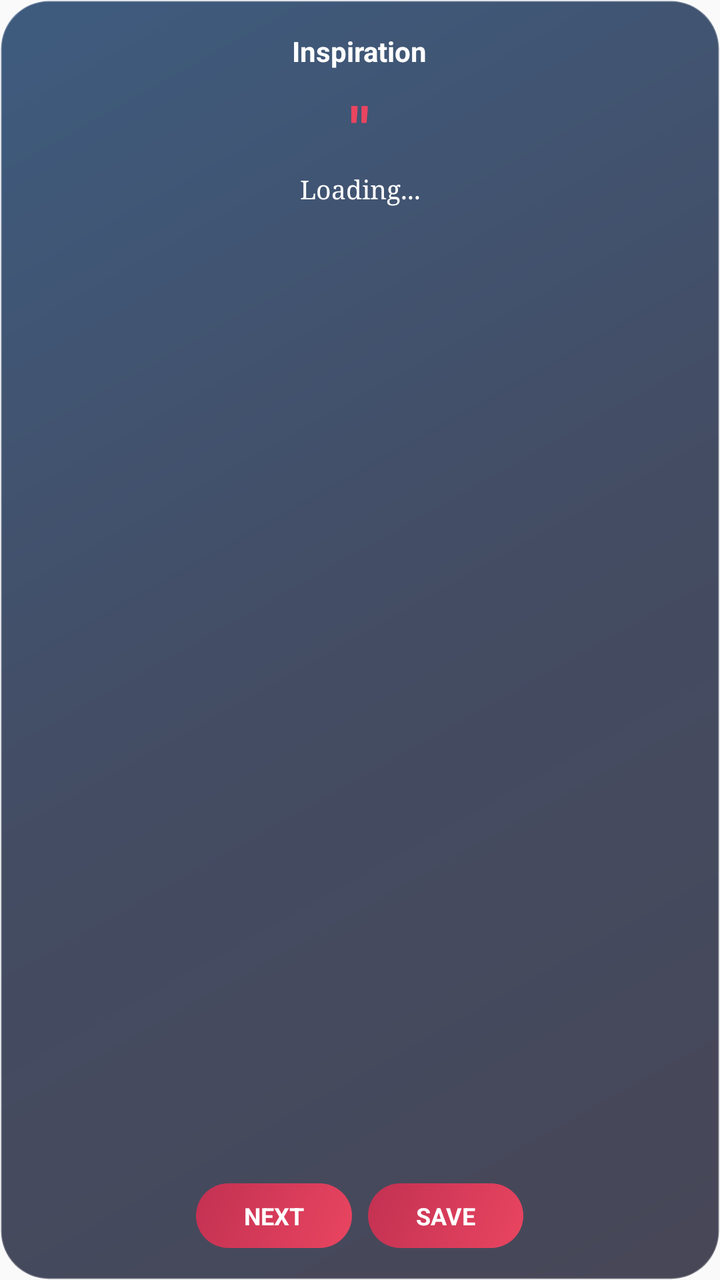
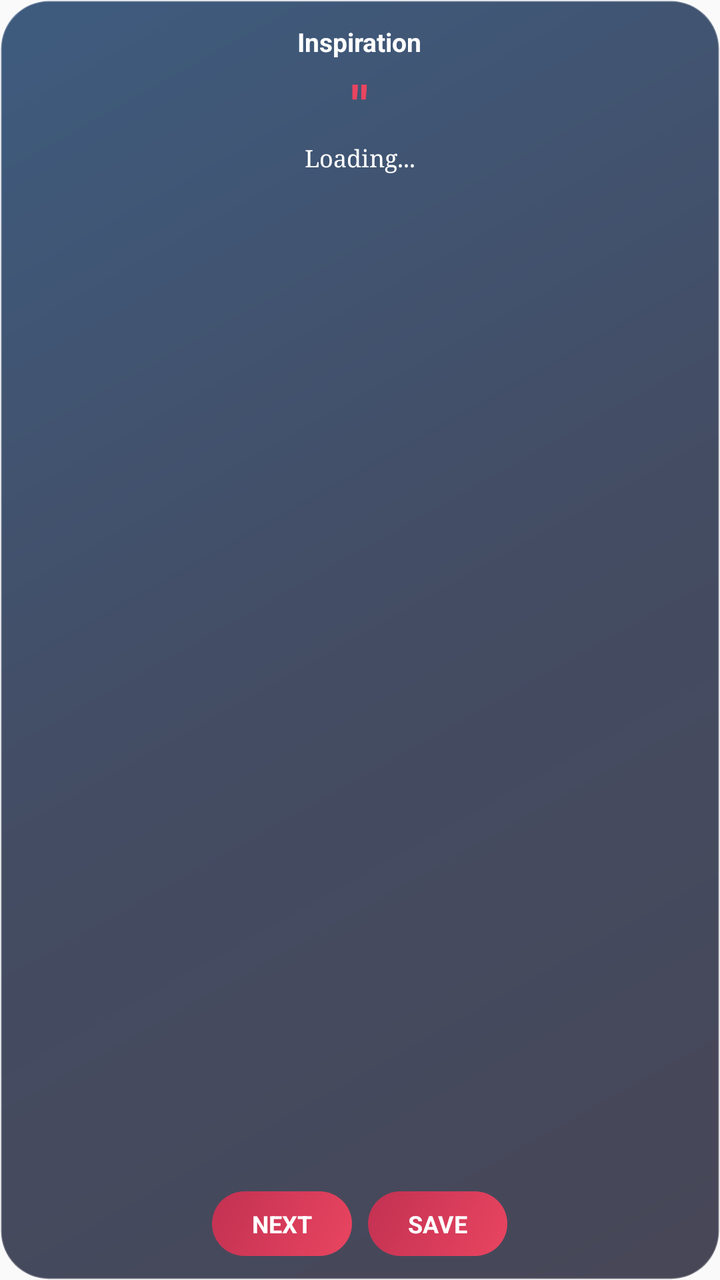

Two renders of the same Android screen: before a commit and after it. Below are the layout's source before the change and the commit's diff.
<!-- AndroidManifest.xml: application theme Theme.DailyTrack -->
<!-- res/layout/widget_quote.xml -->
<?xml version="1.0" encoding="utf-8"?>
<RelativeLayout xmlns:android="http://schemas.android.com/apk/res/android"
    android:id="@+id/widget_quote_root"
    android:layout_width="match_parent"
    android:layout_height="match_parent"
    android:background="@drawable/widget_background"
    android:padding="16dp">

    <TextView
        android:id="@+id/widget_quote_title"
        android:layout_width="wrap_content"
        android:layout_height="wrap_content"
        android:layout_alignParentTop="true"
        android:layout_centerHorizontal="true"
        android:text="Inspiration"
        android:textColor="#FFFFFF"
        android:textSize="14sp"
        android:textStyle="bold" />

    <TextView
        android:id="@+id/widget_quote_mark"
        android:layout_width="wrap_content"
        android:layout_height="wrap_content"
        android:layout_below="@id/widget_quote_title"
        android:layout_centerHorizontal="true"
        android:layout_marginTop="8dp"
        android:text="&quot;"
        android:textColor="#E94560"
        android:textSize="32sp"
        android:textStyle="bold" />

    <TextView
        android:id="@+id/widget_quote_text"
        android:layout_width="match_parent"
        android:layout_height="wrap_content"
        android:layout_below="@id/widget_quote_mark"
        android:layout_centerHorizontal="true"
        android:gravity="center"
        android:text="Loading..."
        android:textColor="#FFFFFF"
        android:textSize="13sp"
        android:fontFamily="serif"
        android:fontStyle="italic"
        android:maxLines="4"
        android:ellipsize="end" />

    <TextView
        android:id="@+id/widget_quote_author"
        android:layout_width="wrap_content"
        android:layout_height="wrap_content"
        android:layout_below="@id/widget_quote_text"
        android:layout_centerHorizontal="true"
        android:layout_marginTop="8dp"
        android:text=""
        android:textColor="#80FFFFFF"
        android:textSize="11sp" />

    <LinearLayout
        android:layout_width="match_parent"
        android:layout_height="wrap_content"
        android:layout_alignParentBottom="true"
        android:layout_centerHorizontal="true"
        android:gravity="center"
        android:orientation="horizontal">

        <TextView
            android:id="@+id/widget_btn_next"
            android:layout_width="wrap_content"
            android:layout_height="wrap_content"
            android:background="@drawable/widget_button_background"
            android:paddingHorizontal="24dp"
            android:paddingVertical="8dp"
            android:text="NEXT"
            android:textColor="#FFFFFF"
            android:textSize="12sp"
            android:textStyle="bold"
            android:layout_marginEnd="8dp" />

        <TextView
            android:id="@+id/widget_btn_save"
            android:layout_width="wrap_content"
            android:layout_height="wrap_content"
            android:background="@drawable/widget_button_background"
            android:paddingHorizontal="24dp"
            android:paddingVertical="8dp"
            android:text="SAVE"
            android:textColor="#FFFFFF"
            android:textSize="12sp"
            android:textStyle="bold" />
    </LinearLayout>

</RelativeLayout>
<!-- resources referenced by this layout -->
<resources>
  <!-- drawable widget_background (drawable) -->
  <?xml version="1.0" encoding="utf-8"?>
  <shape xmlns:android="http://schemas.android.com/apk/res/android"
      android:shape="rectangle">
      <gradient
          android:startColor="#CC1A1A2E"
          android:centerColor="#CC16213E"
          android:endColor="#CC0F3460"
          android:angle="135" />
      <corners android:radius="24dp" />
      <stroke
          android:width="1dp"
          android:color="#40FFFFFF" />
  </shape>
  <!-- drawable widget_button_background (drawable) -->
  <?xml version="1.0" encoding="utf-8"?>
  <shape xmlns:android="http://schemas.android.com/apk/res/android"
      android:shape="rectangle">
      <gradient
          android:startColor="#E94560"
          android:endColor="#C23152"
          android:angle="135" />
      <corners android:radius="20dp" />
  </shape>
  <style name="Theme.DailyTrack" parent="android:Theme.Material.Light.NoActionBar">
          <item name="android:statusBarColor">@android:color/transparent</item>
          <item name="android:navigationBarColor">@android:color/transparent</item>
          <item name="android:windowLightStatusBar">true</item>
      </style>
</resources>

<!-- the commit's change to res/layout/widget_quote.xml (unified diff, before → after) -->
@@ -4,7 +4,7 @@
     android:layout_width="match_parent"
     android:layout_height="match_parent"
     android:background="@drawable/widget_background"
-    android:padding="16dp">
+    android:padding="12dp">
 
     <TextView
         android:id="@+id/widget_quote_title"
@@ -14,7 +14,7 @@
         android:layout_centerHorizontal="true"
         android:text="Inspiration"
         android:textColor="#FFFFFF"
-        android:textSize="14sp"
+        android:textSize="13sp"
         android:textStyle="bold" />
 
     <TextView
@@ -23,10 +23,10 @@
         android:layout_height="wrap_content"
         android:layout_below="@id/widget_quote_title"
         android:layout_centerHorizontal="true"
-        android:layout_marginTop="8dp"
+        android:layout_marginTop="4dp"
         android:text="&quot;"
         android:textColor="#E94560"
-        android:textSize="32sp"
+        android:textSize="28sp"
         android:textStyle="bold" />
 
     <TextView
@@ -38,10 +38,10 @@
         android:gravity="center"
         android:text="Loading..."
         android:textColor="#FFFFFF"
-        android:textSize="13sp"
+        android:textSize="12sp"
         android:fontFamily="serif"
         android:fontStyle="italic"
-        android:maxLines="4"
+        android:maxLines="3"
         android:ellipsize="end" />
 
     <TextView
@@ -50,10 +50,10 @@
         android:layout_height="wrap_content"
         android:layout_below="@id/widget_quote_text"
         android:layout_centerHorizontal="true"
-        android:layout_marginTop="8dp"
+        android:layout_marginTop="4dp"
         android:text=""
         android:textColor="#80FFFFFF"
-        android:textSize="11sp" />
+        android:textSize="10sp" />
 
     <LinearLayout
         android:layout_width="match_parent"
@@ -68,7 +68,7 @@
             android:layout_width="wrap_content"
             android:layout_height="wrap_content"
             android:background="@drawable/widget_button_background"
-            android:paddingHorizontal="24dp"
+            android:paddingHorizontal="20dp"
             android:paddingVertical="8dp"
             android:text="NEXT"
             android:textColor="#FFFFFF"
@@ -81,7 +81,7 @@
             android:layout_width="wrap_content"
             android:layout_height="wrap_content"
             android:background="@drawable/widget_button_background"
-            android:paddingHorizontal="24dp"
+            android:paddingHorizontal="20dp"
             android:paddingVertical="8dp"
             android:text="SAVE"
             android:textColor="#FFFFFF"
